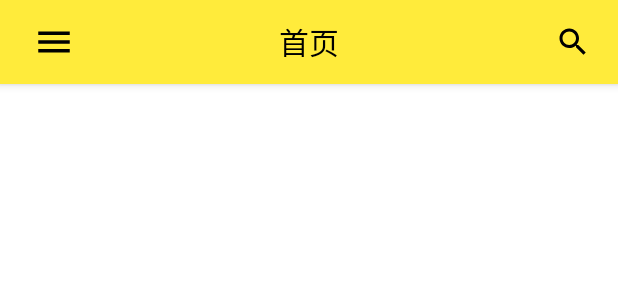
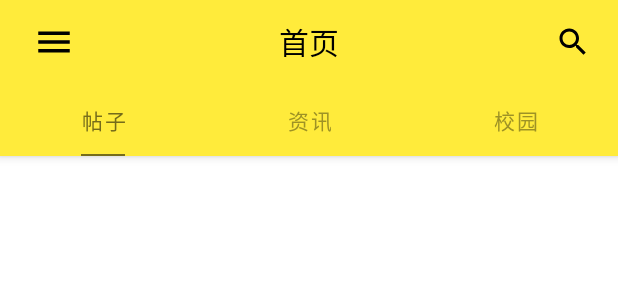
Before and after one commit to bljboy/schoolcommunity, an Android app: the layout fragment_home.xml on its own in the app's theme, with its tools: preview values and no code run, on a phone screen of 412 x 824 dp. Shown: the top 300 px of the screen. Run offline under Robolectric (Android 15) with nearby library versions, the phone set to English and light mode, and no system bars.

Commit message:
tablayout 完成

```diff
--- a/app/src/main/res/layout/fragment_home.xml
+++ b/app/src/main/res/layout/fragment_home.xml
@@ -30,7 +30,7 @@
                     android:src="@drawable/appbar_navigation"
                     tools:ignore="ContentDescription" />
 
-                <TextView
+                <com.google.android.material.textview.MaterialTextView
                     android:layout_width="wrap_content"
                     android:layout_height="wrap_content"
                     android:layout_gravity="center"
@@ -48,6 +48,32 @@
                     android:src="@drawable/appbar_search"
                     tools:ignore="ContentDescription" />
             </com.google.android.material.appbar.MaterialToolbar>
+
+            <com.google.android.material.tabs.TabLayout
+                android:layout_width="match_parent"
+                android:layout_height="wrap_content"
+                android:background="@color/appbar_color"
+                app:tabIndicatorColor="#756c1b"
+                app:tabSelectedTextColor="#756c1b"
+                app:tabIndicatorFullWidth="false"
+                app:tabIndicatorHeight="1dp"
+                app:tabTextColor="#9e9225">
+
+                <com.google.android.material.tabs.TabItem
+                    android:layout_width="match_parent"
+                    android:layout_height="wrap_content"
+                    android:text="帖子" />
+
+                <com.google.android.material.tabs.TabItem
+                    android:layout_width="match_parent"
+                    android:layout_height="wrap_content"
+                    android:text="资讯" />
+
+                <com.google.android.material.tabs.TabItem
+                    android:layout_width="match_parent"
+                    android:layout_height="wrap_content"
+                    android:text="校园" />
+            </com.google.android.material.tabs.TabLayout>
         </com.google.android.material.appbar.AppBarLayout>
 
         <androidx.core.widget.NestedScrollView
--- a/app/src/main/res/values/themes.xml
+++ b/app/src/main/res/values/themes.xml
@@ -20,4 +20,10 @@
         <!--透明状态栏-->
         <item name="android:windowTranslucentStatus">true</item>
     </style>
+
+    <!-- 圆形图片 -->
+    <style name="circleStyle">
+        <item name="cornerFamily">rounded</item>
+        <item name="cornerSize">50%</item>
+    </style>
 </resources>
```
Also changed, not shown: app/src/main/java/com/bljboy/schoolcommunity/MainActivity.java (+25 -4 lines), app/src/main/res/drawable/circle.xml (added, +14 -0 lines), app/src/main/res/layout/activity_main.xml (+9 -11 lines), app/src/main/res/layout/drawer_header.xml (+26 -10 lines), app/src/main/res/menu/navigitionview_item.xml (+4 -4 lines).
